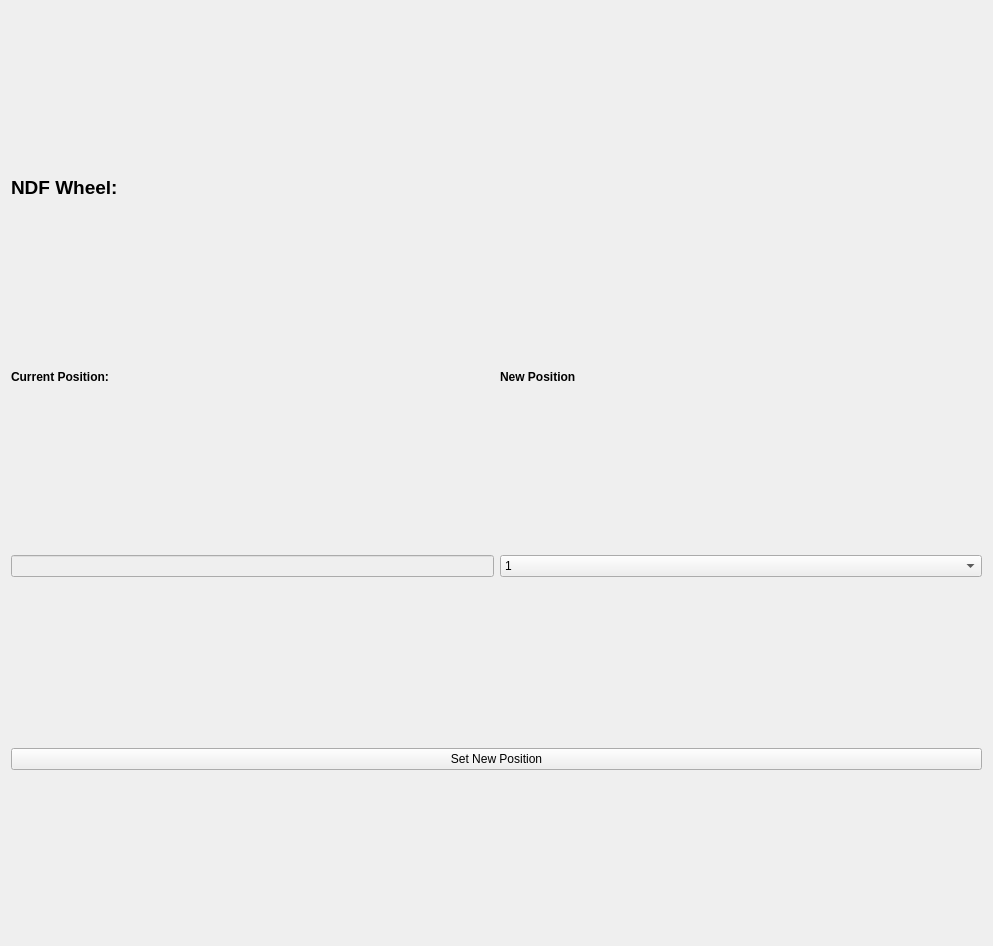
Qt form SPHEREx-Calibration-Automation/pylab/pylabcal/pylabcalgui/QTDesigner/ndfWheelDialog.ui (samcondon4/SPHEREx-lab-tools) before a commit.
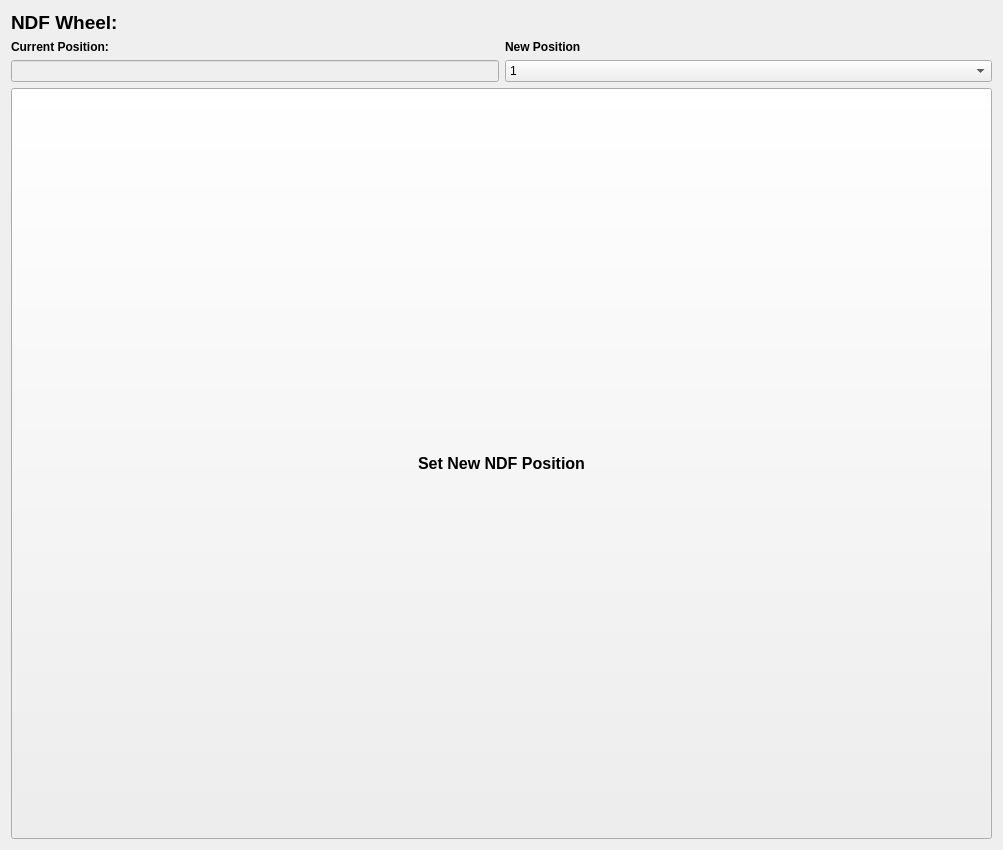
The same form after that commit.

```diff
--- a/SPHEREx-Calibration-Automation/pylab/pylabcal/pylabcalgui/QTDesigner/ndfWheelDialog.ui
+++ b/SPHEREx-Calibration-Automation/pylab/pylabcal/pylabcalgui/QTDesigner/ndfWheelDialog.ui
@@ -6,8 +6,8 @@
    <rect>
     <x>0</x>
     <y>0</y>
-    <width>993</width>
-    <height>946</height>
+    <width>1003</width>
+    <height>850</height>
    </rect>
   </property>
   <property name="windowTitle">
@@ -137,8 +137,21 @@
    </item>
    <item row="3" column="0" colspan="2">
     <widget class="QPushButton" name="manual_ndf_newpos_button">
+     <property name="sizePolicy">
+      <sizepolicy hsizetype="Minimum" vsizetype="Minimum">
+       <horstretch>0</horstretch>
+       <verstretch>0</verstretch>
+      </sizepolicy>
+     </property>
+     <property name="font">
+      <font>
+       <pointsize>12</pointsize>
+       <weight>75</weight>
+       <bold>true</bold>
+      </font>
+     </property>
      <property name="text">
-      <string>Set New Position</string>
+      <string>Set New NDF Position</string>
      </property>
     </widget>
    </item>
```
